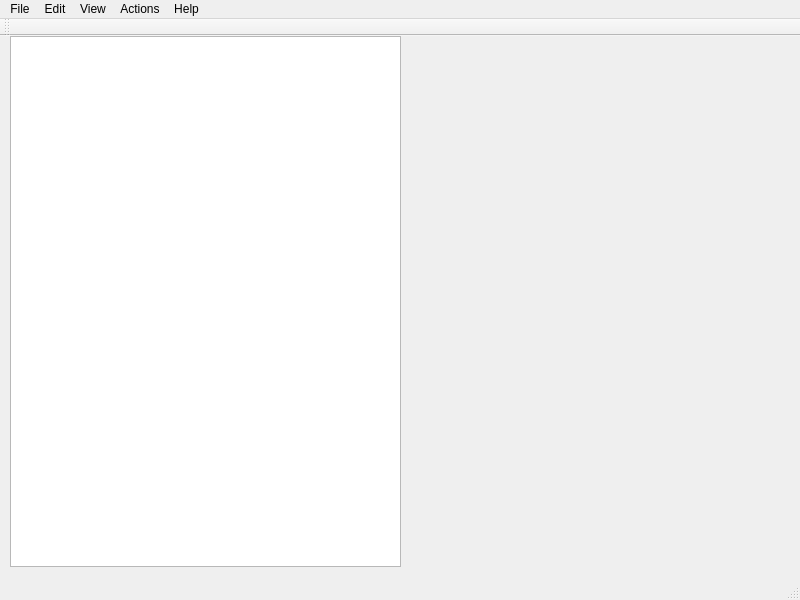
This is mainwindow.ui in ApeLyn/windows_proj as Qt 5 draws it before an edit. The edited form follows.
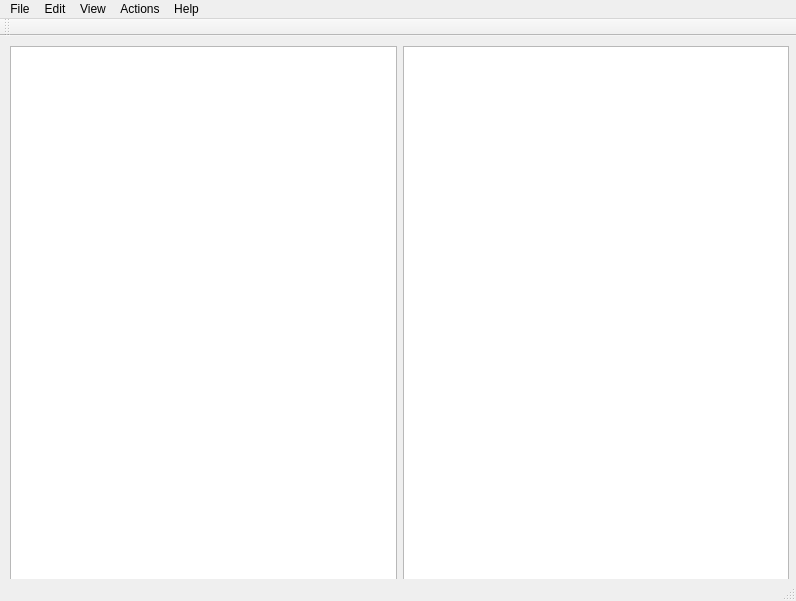
This is the edited form.

Commit message: changeable width percentage.

Patch:
```diff
--- a/mainwindow.ui
+++ b/mainwindow.ui
@@ -6,23 +6,31 @@
    <rect>
     <x>0</x>
     <y>0</y>
-    <width>800</width>
-    <height>600</height>
+    <width>796</width>
+    <height>601</height>
    </rect>
   </property>
   <property name="windowTitle">
    <string>MainWindow</string>
   </property>
   <widget class="QWidget" name="centralWidget">
-   <widget class="QPlainTextEdit" name="plainTextEdit">
+   <widget class="QWidget" name="horizontalLayoutWidget">
     <property name="geometry">
      <rect>
-      <x>10</x>
-      <y>0</y>
-      <width>391</width>
-      <height>531</height>
+      <x>-1</x>
+      <y>-1</y>
+      <width>801</width>
+      <height>561</height>
      </rect>
     </property>
+    <layout class="QHBoxLayout" name="horizontalLayout_1" stretch="1,1">
+     <item>
+      <widget class="QPlainTextEdit" name="plainTextEdit"/>
+     </item>
+     <item>
+      <widget class="QGraphicsView" name="graphicsView"/>
+     </item>
+    </layout>
    </widget>
   </widget>
   <widget class="QMenuBar" name="menuBar">
@@ -30,7 +38,7 @@
     <rect>
      <x>0</x>
      <y>0</y>
-     <width>800</width>
+     <width>796</width>
      <height>23</height>
     </rect>
    </property>
```
The commit also changes 2 other files.
